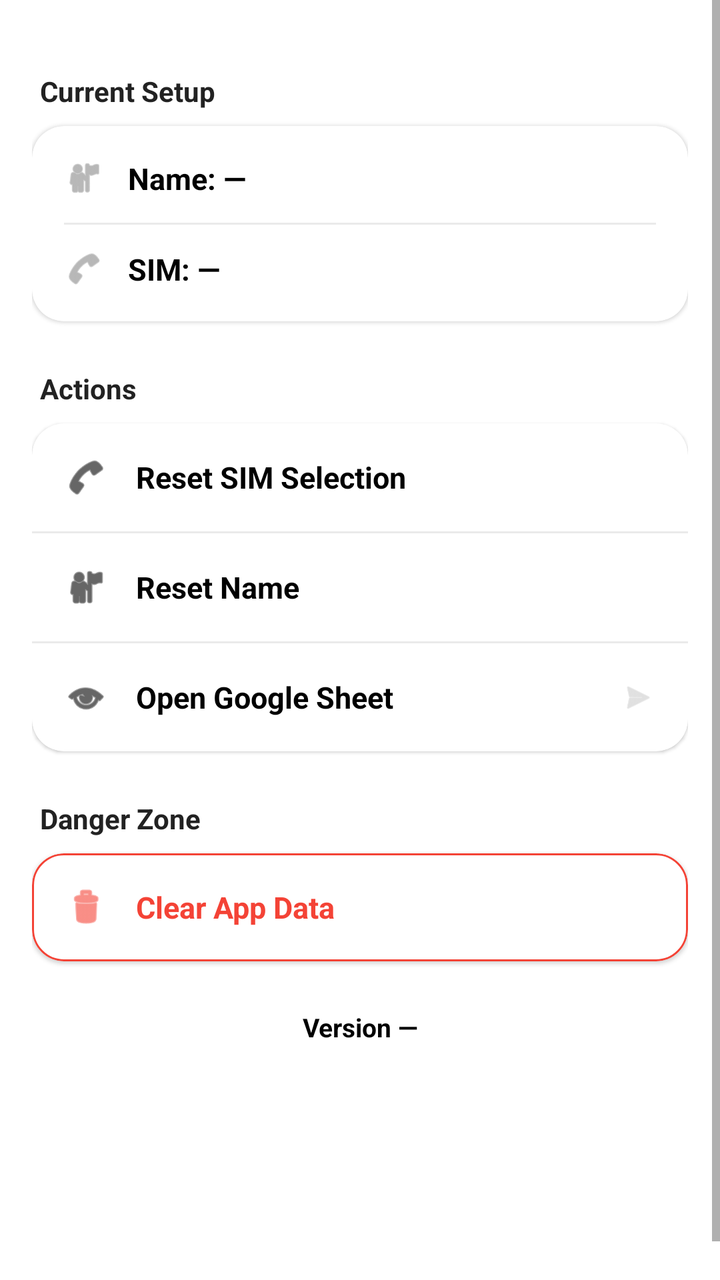
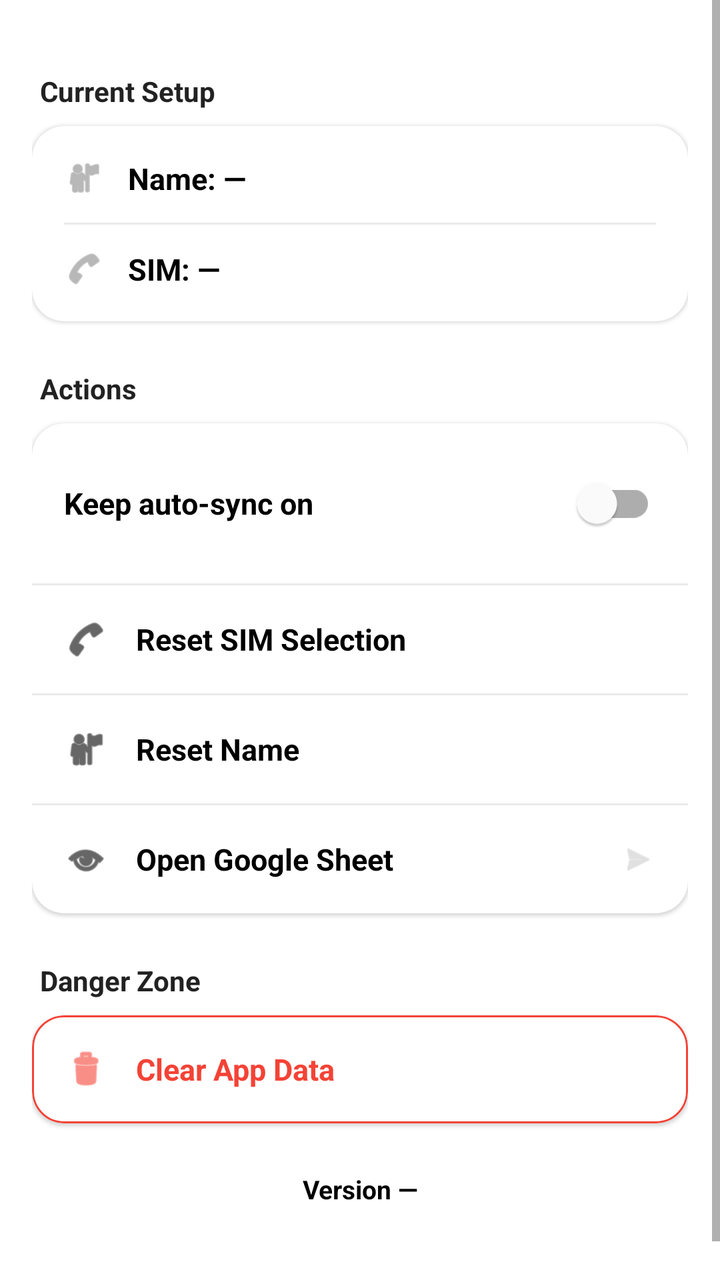

Screens rendered from an Android XML layout before and after an edit, with the pre-edit source and the edit as a unified diff.
<!-- AndroidManifest.xml: application theme Theme.Calls -->
<!-- res/layout/fragment_settings.xml -->
<?xml version="1.0" encoding="utf-8"?>
<ScrollView xmlns:android="http://schemas.android.com/apk/res/android"
    xmlns:app="http://schemas.android.com/apk/res-auto"
    android:layout_width="match_parent"
    android:layout_height="match_parent"
    android:fillViewport="true">

    <LinearLayout
        android:layout_width="match_parent"
        android:layout_height="wrap_content"
        android:orientation="vertical"
        android:padding="16dp"
        android:layout_marginTop="20dp">

        
        <TextView
            android:layout_width="wrap_content"
            android:layout_height="wrap_content"
            android:text="Current Setup"
            android:textSize="14sp"
            android:textStyle="bold"
            android:textColor="#222222"
            android:layout_marginBottom="8dp"
            android:layout_marginStart="4dp"/>

        <com.google.android.material.card.MaterialCardView
            android:layout_width="match_parent"
            android:layout_height="wrap_content"
            android:layout_marginBottom="24dp"
            app:cardCornerRadius="16dp"
            app:cardElevation="1dp">

            <LinearLayout
                android:layout_width="match_parent"
                android:layout_height="wrap_content"
                android:orientation="vertical"
                android:padding="16dp">

                <LinearLayout
                    android:layout_width="match_parent"
                    android:layout_height="wrap_content"
                    android:orientation="horizontal"
                    android:gravity="center_vertical">

                    <ImageView
                        android:layout_width="20dp"
                        android:layout_height="20dp"
                        android:src="@android:drawable/ic_menu_myplaces"
                        app:tint="#888888"/>

                    <TextView
                        android:id="@+id/tvCurrentName"
                        android:layout_width="0dp"
                        android:layout_height="wrap_content"
                        android:layout_weight="1"
                        android:layout_marginStart="12dp"
                        android:text="Name: —"
                        android:textStyle="bold"
                        android:textSize="15sp"
                        android:textColor="@color/black"/>

                </LinearLayout>

                <View
                    android:layout_width="match_parent"
                    android:layout_height="1dp"
                    android:background="#15000000"
                    android:layout_marginVertical="12dp"/>

                <LinearLayout
                    android:layout_width="match_parent"
                    android:layout_height="wrap_content"
                    android:orientation="horizontal"
                    android:gravity="center_vertical">

                    <ImageView
                        android:layout_width="20dp"
                        android:layout_height="20dp"
                        android:src="@android:drawable/ic_menu_call"
                        app:tint="#888888"/>

                    <TextView
                        android:id="@+id/tvCurrentSim"
                        android:layout_width="0dp"
                        android:layout_height="wrap_content"
                        android:layout_weight="1"
                        android:layout_marginStart="12dp"
                        android:text="SIM: —"
                        android:textStyle="bold"
                        android:textSize="15sp"
                        android:textColor="@color/black"/>

                </LinearLayout>

            </LinearLayout>
        </com.google.android.material.card.MaterialCardView>

        
        <TextView
            android:layout_width="wrap_content"
            android:layout_height="wrap_content"
            android:text="Actions"
            android:textSize="14sp"
            android:textStyle="bold"
            android:textColor="#222222"
            android:layout_marginBottom="8dp"
            android:layout_marginStart="4dp"/>

        <com.google.android.material.card.MaterialCardView
            android:layout_width="match_parent"
            android:layout_height="wrap_content"
            android:layout_marginBottom="24dp"
            app:cardCornerRadius="16dp"
            app:cardElevation="1dp">

            <LinearLayout
                android:layout_width="match_parent"
                android:layout_height="wrap_content"
                android:orientation="vertical">

                <LinearLayout
                    android:id="@+id/btnResetSim"
                    android:layout_width="match_parent"
                    android:layout_height="wrap_content"
                    android:orientation="horizontal"
                    android:gravity="center_vertical"
                    android:padding="16dp"
                    android:background="?attr/selectableItemBackground"
                    android:clickable="true"
                    android:focusable="true">

                    <ImageView
                        android:layout_width="22dp"
                        android:layout_height="22dp"
                        android:src="@android:drawable/ic_menu_call"
                        app:tint="@color/black"/>

                    <TextView
                        android:layout_width="0dp"
                        android:layout_height="wrap_content"
                        android:layout_weight="1"
                        android:layout_marginStart="14dp"
                        android:textStyle="bold"
                        android:text="Reset SIM Selection"
                        android:textSize="15sp"
                        android:textColor="@color/black"/>

                </LinearLayout>

                <View
                    android:layout_width="match_parent"
                    android:layout_height="1dp"
                    android:background="#15000000"/>

                <LinearLayout
                    android:id="@+id/btnResetName"
                    android:layout_width="match_parent"
                    android:layout_height="wrap_content"
                    android:orientation="horizontal"
                    android:gravity="center_vertical"
                    android:padding="16dp"
                    android:background="?attr/selectableItemBackground"
                    android:clickable="true"
                    android:focusable="true">

                    <ImageView
                        android:layout_width="22dp"
                        android:layout_height="22dp"
                        android:src="@android:drawable/ic_menu_myplaces"
                        app:tint="@color/black"/>

                    <TextView
                        android:layout_width="0dp"
                        android:layout_height="wrap_content"
                        android:layout_weight="1"
                        android:layout_marginStart="14dp"
                        android:text="Reset Name"
                        android:textStyle="bold"
                        android:textSize="15sp"
                        android:textColor="@color/black"/>

                </LinearLayout>

                <View
                    android:layout_width="match_parent"
                    android:layout_height="1dp"
                    android:background="#15000000"/>

                <LinearLayout
                    android:id="@+id/btnOpenSheet"
                    android:layout_width="match_parent"
                    android:layout_height="wrap_content"
                    android:orientation="horizontal"
                    android:gravity="center_vertical"
                    android:padding="16dp"
                    android:background="?attr/selectableItemBackground"
                    android:clickable="true"
                    android:focusable="true">

                    <ImageView
                        android:layout_width="22dp"
                        android:layout_height="22dp"
                        android:src="@android:drawable/ic_menu_view"
                        app:tint="@color/black"/>

                    <TextView
                        android:layout_width="0dp"
                        android:layout_height="wrap_content"
                        android:layout_weight="1"
                        android:layout_marginStart="14dp"
                        android:text="Open Google Sheet"
                        android:textSize="15sp"
                        android:textStyle="bold"
                        android:textColor="@color/black"/>

                    <ImageView
                        android:layout_width="18dp"
                        android:layout_height="18dp"
                        android:src="@android:drawable/ic_menu_send"
                        app:tint="#CCCCCC"/>

                </LinearLayout>

            </LinearLayout>
        </com.google.android.material.card.MaterialCardView>

        
        <TextView
            android:layout_width="wrap_content"
            android:layout_height="wrap_content"
            android:text="Danger Zone"
            android:textSize="14sp"
            android:textStyle="bold"
            android:textColor="#222222"
            android:layout_marginBottom="8dp"
            android:layout_marginStart="4dp"/>

        <com.google.android.material.card.MaterialCardView
            android:layout_width="match_parent"
            android:layout_height="wrap_content"
            app:cardCornerRadius="16dp"
            app:cardElevation="1dp"
            app:strokeColor="@color/call_missed"
            app:strokeWidth="1dp">

            <LinearLayout
                android:id="@+id/btnClearData"
                android:layout_width="match_parent"
                android:layout_height="wrap_content"
                android:orientation="horizontal"
                android:gravity="center_vertical"
                android:padding="16dp"
                android:background="?attr/selectableItemBackground"
                android:clickable="true"
                android:focusable="true">

                <ImageView
                    android:layout_width="22dp"
                    android:layout_height="22dp"
                    android:src="@android:drawable/ic_menu_delete"
                    app:tint="@color/call_missed"/>

                <TextView
                    android:layout_width="0dp"
                    android:layout_height="wrap_content"
                    android:layout_weight="1"
                    android:layout_marginStart="14dp"
                    android:text="Clear App Data"
                    android:textStyle="bold"
                    android:textSize="15sp"
                    android:textColor="@color/call_missed"/>

            </LinearLayout>
        </com.google.android.material.card.MaterialCardView>

        <TextView
            android:id="@+id/tvAppVersion"
            android:layout_width="match_parent"
            android:layout_height="wrap_content"
            android:layout_marginTop="24dp"
            android:gravity="center"
            android:text="Version —"
            android:textSize="13sp"
            android:textStyle="bold"
            android:textColor="#000000"/>

    </LinearLayout>
</ScrollView>
<!-- resources referenced by this layout -->
<resources>
  <color name="black">#FF000000</color>
  <color name="call_missed">#F44336</color>
  <style name="Theme.Calls" parent="Theme.MaterialComponents.Light.NoActionBar">
          <item name="colorPrimary">@color/button</item>
          <item name="colorOnPrimary">@color/buttonText</item>
          <item name="android:statusBarColor">@color/background</item>
      </style>
  <color name="button">#212121</color>
  <color name="buttonText">#F9F9F9</color>
  <color name="background">#777777</color>
</resources>

<!-- the commit's change to res/layout/fragment_settings.xml (unified diff, before → after) -->
@@ -117,6 +117,33 @@
                 android:layout_width="match_parent"
                 android:layout_height="wrap_content"
                 android:orientation="vertical">
+
+                <LinearLayout
+                    android:layout_width="match_parent"
+                    android:layout_height="wrap_content"
+                    android:orientation="horizontal"
+                    android:gravity="center_vertical"
+                    android:padding="16dp">
+
+                    <TextView
+                        android:layout_width="0dp"
+                        android:layout_height="wrap_content"
+                        android:layout_weight="1"
+                        android:text="Keep auto-sync on"
+                        android:textStyle="bold"
+                        android:textSize="15sp"
+                        android:textColor="@color/black"/>
+
+                    <com.google.android.material.switchmaterial.SwitchMaterial
+                        android:id="@+id/switchKeepAutoSync"
+                        android:layout_width="wrap_content"
+                        android:layout_height="wrap_content"/>
+                </LinearLayout>
+
+                <View
+                    android:layout_width="match_parent"
+                    android:layout_height="1dp"
+                    android:background="#15000000"/>
 
                 <LinearLayout
                     android:id="@+id/btnResetSim"
